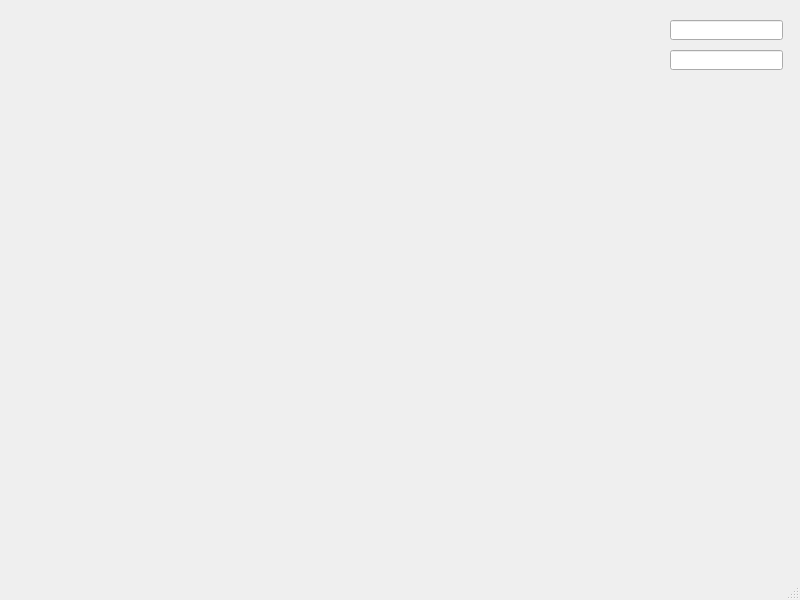
bernau84/vi_rollidn, file mainwindow.ui: the form before one commit.
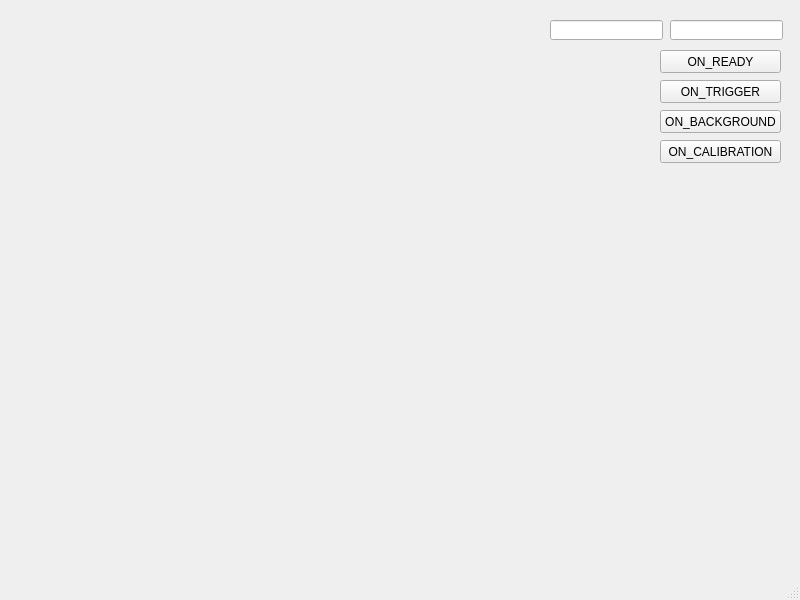
The form after the commit.

```diff
--- a/mainwindow.ui
+++ b/mainwindow.ui
@@ -49,8 +49,8 @@
    <widget class="QLineEdit" name="lineEdit_2">
     <property name="geometry">
      <rect>
-      <x>670</x>
-      <y>50</y>
+      <x>550</x>
+      <y>20</y>
       <width>113</width>
       <height>20</height>
      </rect>
@@ -62,16 +62,107 @@
    <widget class="QLabel" name="preview">
     <property name="geometry">
      <rect>
-      <x>550</x>
-      <y>310</y>
-      <width>241</width>
-      <height>241</height>
+      <x>0</x>
+      <y>380</y>
+      <width>171</width>
+      <height>171</height>
      </rect>
     </property>
     <property name="text">
      <string/>
     </property>
    </widget>
+   <widget class="QLabel" name="preview_2">
+    <property name="geometry">
+     <rect>
+      <x>170</x>
+      <y>380</y>
+      <width>171</width>
+      <height>171</height>
+     </rect>
+    </property>
+    <property name="text">
+     <string/>
+    </property>
+   </widget>
+   <widget class="QLabel" name="preview_3">
+    <property name="geometry">
+     <rect>
+      <x>340</x>
+      <y>380</y>
+      <width>171</width>
+      <height>171</height>
+     </rect>
+    </property>
+    <property name="text">
+     <string/>
+    </property>
+   </widget>
+   <widget class="QLabel" name="preview_4">
+    <property name="geometry">
+     <rect>
+      <x>520</x>
+      <y>380</y>
+      <width>171</width>
+      <height>171</height>
+     </rect>
+    </property>
+    <property name="text">
+     <string/>
+    </property>
+   </widget>
+   <widget class="QPushButton" name="pushButton">
+    <property name="geometry">
+     <rect>
+      <x>660</x>
+      <y>50</y>
+      <width>121</width>
+      <height>23</height>
+     </rect>
+    </property>
+    <property name="text">
+     <string>ON_READY</string>
+    </property>
+   </widget>
+   <widget class="QPushButton" name="pushButton_2">
+    <property name="geometry">
+     <rect>
+      <x>660</x>
+      <y>80</y>
+      <width>121</width>
+      <height>23</height>
+     </rect>
+    </property>
+    <property name="text">
+     <string>ON_TRIGGER</string>
+    </property>
+   </widget>
+   <widget class="QPushButton" name="pushButton_3">
+    <property name="geometry">
+     <rect>
+      <x>660</x>
+      <y>110</y>
+      <width>121</width>
+      <height>23</height>
+     </rect>
+    </property>
+    <property name="text">
+     <string>ON_BACKGROUND</string>
+    </property>
+   </widget>
+   <widget class="QPushButton" name="pushButton_4">
+    <property name="geometry">
+     <rect>
+      <x>660</x>
+      <y>140</y>
+      <width>121</width>
+      <height>23</height>
+     </rect>
+    </property>
+    <property name="text">
+     <string>ON_CALIBRATION</string>
+    </property>
+   </widget>
   </widget>
   <widget class="QMenuBar" name="menubar">
    <property name="geometry">
```
